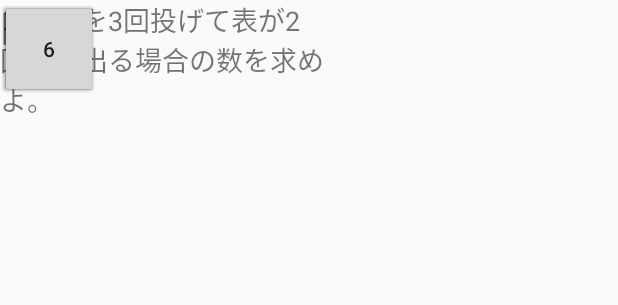
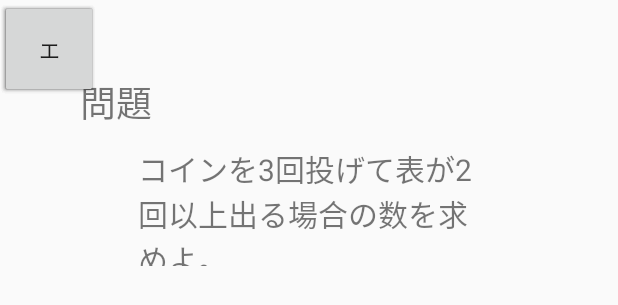
Before and after one commit to 15-2505-040-1/team_project, an Android app: the layout activity_prob.xml on its own in the app's theme, with its tools: preview values and no code run, on a phone screen of 412 x 824 dp. Shown: the top 305 px of the screen. Run offline under Robolectric (Android 15) with nearby library versions, the phone set to English and light mode, and no system bars.

Commit message:
末吉が編集

```diff
--- a/App/Sheep/app/src/main/res/layout/activity_course_sentaku.xml
+++ b/App/Sheep/app/src/main/res/layout/activity_course_sentaku.xml
@@ -29,9 +29,10 @@
         android:layout_width="253dp"
         android:layout_height="53dp"
         android:text="コースを選んでね！"
+        android:textAlignment="center"
         android:textSize="24sp"
+        app:layout_constraintHorizontal_bias="0.503"
         app:layout_constraintLeft_toLeftOf="parent"
         app:layout_constraintRight_toRightOf="parent"
-        tools:layout_editor_absoluteY="47dp"
-        app:layout_constraintHorizontal_bias="0.503" />
+        tools:layout_editor_absoluteY="47dp" />
 </android.support.constraint.ConstraintLayout>
--- a/App/Sheep/app/src/main/res/layout/activity_prob.xml
+++ b/App/Sheep/app/src/main/res/layout/activity_prob.xml
@@ -10,12 +10,17 @@
         android:id="@+id/probMain"
         android:layout_width="229dp"
         android:layout_height="80dp"
+        android:layout_marginLeft="8dp"
+        android:layout_marginRight="8dp"
+        android:layout_marginTop="11dp"
         android:lines="3"
         android:text="TextView"
-        android:textSize="18sp"
-        tools:layout_editor_absoluteX="92dp"
-        tools:layout_editor_absoluteY="97dp"
-        tools:text="コインを3回投げて表が2回以上出る場合の数を求めよ。 " />
+        android:textSize="20sp"
+        app:layout_constraintLeft_toLeftOf="parent"
+        app:layout_constraintRight_toRightOf="parent"
+        app:layout_constraintTop_toBottomOf="@+id/prob1"
+        tools:text="コインを3回投げて表が2回以上出る場合の数を求めよ。 "
+        app:layout_constraintHorizontal_bias="0.503" />
 
     <TextView
         android:id="@+id/prob1"
@@ -23,14 +28,16 @@
         android:layout_height="wrap_content"
         android:text="問題"
         android:textSize="24sp"
-        tools:layout_editor_absoluteX="92dp"
-        tools:layout_editor_absoluteY="44dp" />
+        app:layout_constraintTop_toTopOf="parent"
+        android:layout_marginTop="50dp"
+        android:layout_marginLeft="53dp"
+        app:layout_constraintLeft_toLeftOf="parent" />
 
     <Button
         android:id="@+id/button"
         android:layout_width="65dp"
         android:layout_height="65dp"
-        android:text="3"
+        android:text="ア"
         tools:layout_editor_absoluteX="45dp"
         tools:layout_editor_absoluteY="379dp" />
 
@@ -38,7 +45,7 @@
         android:id="@+id/button2"
         android:layout_width="65dp"
         android:layout_height="65dp"
-        android:text="4"
+        android:text="イ"
         tools:layout_editor_absoluteX="127dp"
         tools:layout_editor_absoluteY="379dp" />
 
@@ -46,7 +53,7 @@
         android:id="@+id/button6"
         android:layout_width="65dp"
         android:layout_height="65dp"
-        android:text="5"
+        android:text="ウ"
         tools:layout_editor_absoluteX="201dp"
         tools:layout_editor_absoluteY="379dp" />
 
@@ -54,7 +61,7 @@
         android:id="@+id/button7"
         android:layout_width="65dp"
         android:layout_height="65dp"
-        android:text="6"
+        android:text="エ"
         tools:layout_editor_absoluteX="285dp"
         tools:layout_editor_absoluteY="379dp" />
 </android.support.constraint.ConstraintLayout>
```
Also changed, not shown: App/Sheep/app/src/main/java/com/example/v040ff/sheep/MainActivity.java (+7 -1 lines), App/Sheep/app/src/main/res/layout/activity_main.xml (+10 -4 lines).
